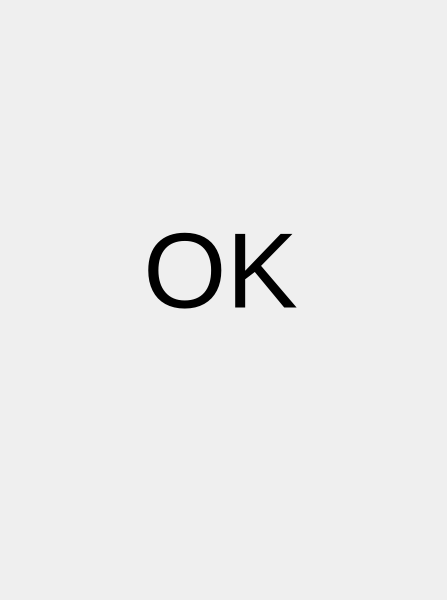
The window that home.ui (Shidory/Plite) describes before a commit, drawn with Qt 5.
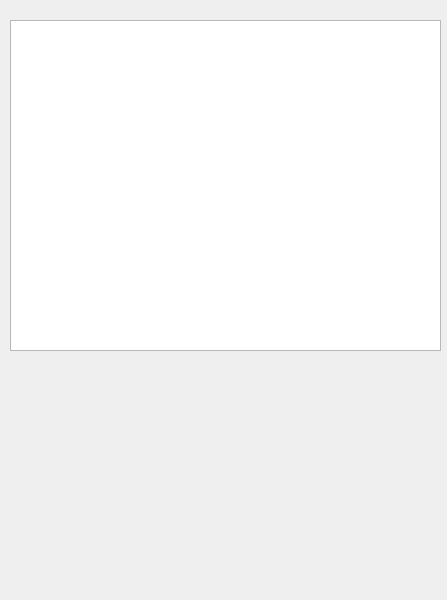
The same window after the commit.

Commit message: modification du user interface

Diff of the .ui file:
```diff
--- a/home.ui
+++ b/home.ui
@@ -14,26 +14,15 @@
    <string>Home</string>
   </property>
   <widget class="QWidget" name="centralwidget">
-   <widget class="QLabel" name="label">
+   <widget class="QTableView" name="tbl_client">
     <property name="geometry">
      <rect>
-      <x>110</x>
-      <y>120</y>
-      <width>221</width>
-      <height>301</height>
+      <x>10</x>
+      <y>20</y>
+      <width>431</width>
+      <height>331</height>
      </rect>
     </property>
-    <property name="font">
-     <font>
-      <pointsize>80</pointsize>
-     </font>
-    </property>
-    <property name="text">
-     <string>OK</string>
-    </property>
-    <property name="alignment">
-     <set>Qt::AlignCenter</set>
-    </property>
    </widget>
   </widget>
  </widget>
```
The commit also changes 2 other files.
